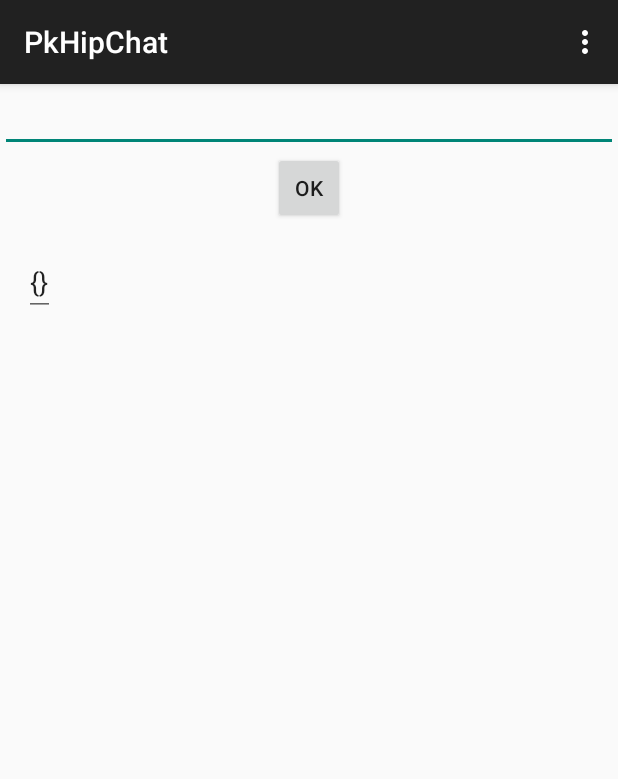
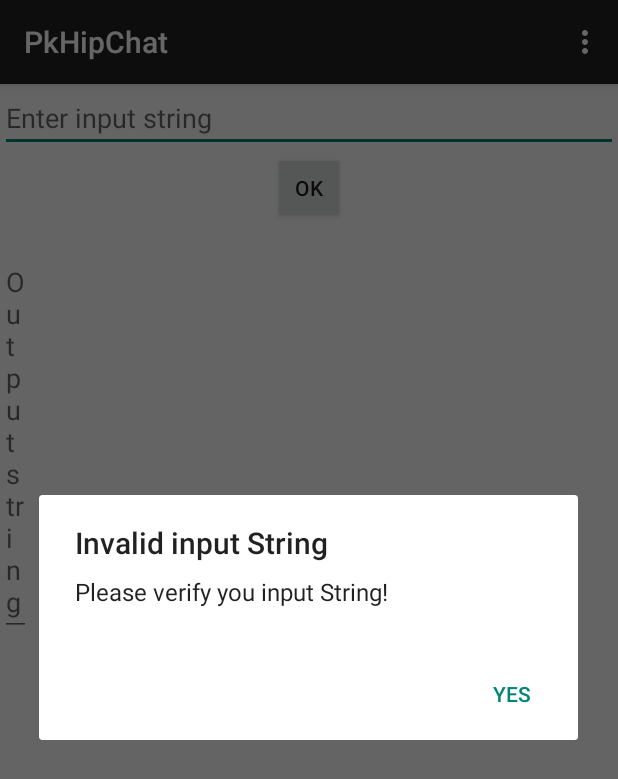
Before and after one commit to PavanTatavarthi/PkHipChat, an Android app: the screen it shows after launch (MainActivity), after a tap on "OK", on a phone screen of 412 x 824 dp. Shown: the top 779 px of the screen. Run offline under Robolectric (Android 15) with nearby library versions, the phone set to English and light mode, and no system bars.

Commit message:
[pPkHitChat]Add alert dialog, error handling, access specifier

```diff
--- a/app/src/main/java/hipchat/pk/com/pkhipchat/HipChatUtil.java
+++ b/app/src/main/java/hipchat/pk/com/pkhipchat/HipChatUtil.java
@@ -24,7 +24,7 @@ public class HipChatUtil {
     /*
       private constants
      */
-    private final String MENTIONS_REGX = "\\B@[A-Za-z0-9_-]+[\\W]";
+    private final String MENTIONS_REGX = "\\B@[A-Za-z0-9_-]+";
     private final String EMOTICONS_REGX = "[(]+[\\x00-\\x7F]{0,15}[)]";
     private final String URL_REGX = "(http|ftp|https):\\/\\/[\\w\\-_]+(\\.[\\w\\-_]+)+([\\w\\-\\.,@?^=%&amp;:/~\\+#]*[\\w\\-\\@?^=%&amp;/~\\+#])?";
     private final String TITLE_REGX = "<title>(.*?)</title>";
@@ -54,6 +54,7 @@ public class HipChatUtil {
         isDebugEnable = false;
     }
 
+    /* ***************** Public methods *********************/
 
     /* print logs if debug mode is enabled */
     public static void debugLog(String logstr){
@@ -74,6 +75,8 @@ public class HipChatUtil {
         getEmoticons();
         getLinks();
     }
+
+    /* *************** Private methods ******************* */
 
     /* To fetch Mentions from input string and
      add it to data container */
@@ -126,7 +129,7 @@ public class HipChatUtil {
     }
 
     /* Fetch title string from input param*/
-    public String getTitle(String response)
+    private String getTitle(String response)
     {
         debugLog("Pattern Match title");
         String title= "";
--- a/app/src/main/java/hipchat/pk/com/pkhipchat/MainActivity.java
+++ b/app/src/main/java/hipchat/pk/com/pkhipchat/MainActivity.java
@@ -1,5 +1,8 @@
 package hipchat.pk.com.pkhipchat;
 
+import android.app.AlertDialog;
+import android.content.DialogInterface;
+import android.content.Context;
 import android.os.Message;
 import android.support.v7.app.ActionBarActivity;
 import android.os.Bundle;
@@ -28,6 +31,7 @@ public class MainActivity extends ActionBarActivity {
     private HipChatUtil util;
     private EditText input;
     private EditText output;
+    private Context  mContext;
 
     @Override
     protected void onCreate(Bundle savedInstanceState) {
@@ -39,20 +43,45 @@ public class MainActivity extends ActionBarActivity {
         input = (EditText) findViewById(R.id.editText3);
         output = (EditText) findViewById(R.id.editText);
         mHandler = new DataHandler();
+        mContext = this;
 
     }
 
+    /******************* Private Methods **********/
+
     /* set button click listener and start processing input string on click event*/
-    public void handleButtonEvent() {
+    private void handleButtonEvent() {
         Button btn = (Button) findViewById(R.id.button);
         btn.setOnClickListener(new View.OnClickListener() {
             @Override
             public void onClick(View arg0) {
                 String inputStr = input.getText().toString().trim();
-                new LongOperation(mHandler,inputStr).execute("");
+                if(inputStr != null && inputStr.length() > 0) {
+                    new LongOperation(mHandler, inputStr).execute("");
+                } else{
+                    AlertDialog.Builder alertBuilder = createAlertDialog("Invalid input String", "Please verify you input String!");
+                    AlertDialog dialog = alertBuilder.create();
+                    dialog.show();
+                }
             }
     });}
 
+
+    private AlertDialog.Builder createAlertDialog(String title, String msg){
+        AlertDialog.Builder builder1 = new AlertDialog.Builder(mContext);
+        builder1.setMessage(msg);
+        builder1.setTitle(title);
+        builder1.setCancelable(false);
+        builder1.setPositiveButton("YES",
+                new DialogInterface.OnClickListener() {
+                    public void onClick(DialogInterface dialog, int id) {
+                        dialog.cancel();
+                    }
+                });
+        return builder1;
+    }
+
+    /*********** Public override Methods **********/
     @Override
     public boolean onCreateOptionsMenu(Menu menu) {
         /* Inflate the menu; this adds items to the action bar if it is present.*/
@@ -102,7 +131,7 @@ public class MainActivity extends ActionBarActivity {
 
     /* Used to update UI components after finishing blocking operation
      Runs in main thread*/
-    public class DataHandler extends Handler{
+    private class DataHandler extends Handler{
         public void handleMessage(Message msg) {
             switch (msg.what)
             {
@@ -122,7 +151,7 @@ public class MainActivity extends ActionBarActivity {
     }
 
     /*Strategy to control output json string based on input string matches*/
-    public class DataStrategy implements ExclusionStrategy {
+    private class DataStrategy implements ExclusionStrategy {
 
         public boolean shouldSkipClass(Class<?> arg0) {
             return false;
--- a/app/src/main/res/layout/hipchat_main.xml
+++ b/app/src/main/res/layout/hipchat_main.xml
@@ -19,7 +19,8 @@
         android:inputType="textMultiLine"
         android:ems="10"
         android:id="@+id/editText3"
-        android:layout_gravity="center_horizontal" />
+        android:layout_gravity="center_horizontal"
+        android:hint="@string/input_hint"/>
 
     <Button
         style="?android:attr/buttonStyleSmall"
@@ -41,8 +42,8 @@
             android:ems="10"
             android:id="@+id/editText"
             android:layout_marginTop="@dimen/activity_vertical_margin"
-            android:layout_marginLeft="@dimen/activity_horizontal_margin"
             android:singleLine="false"
-            android:width="@dimen/dialog_fixed_width_major" />
+            android:width="@dimen/dialog_fixed_width_major"
+            android:hint="@string/output_hint"/>
 </LinearLayout></ScrollView>
 </LinearLayout>
--- a/app/src/main/res/values/strings.xml
+++ b/app/src/main/res/values/strings.xml
@@ -4,5 +4,7 @@
     <string name="app_name">PkHipChat</string>
     <string name="hello_world">Hello world!</string>
     <string name="action_settings">Settings</string>
+    <string name="input_hint">Enter input string</string>
+    <string name="output_hint">Output string</string>
 
 </resources>
```
